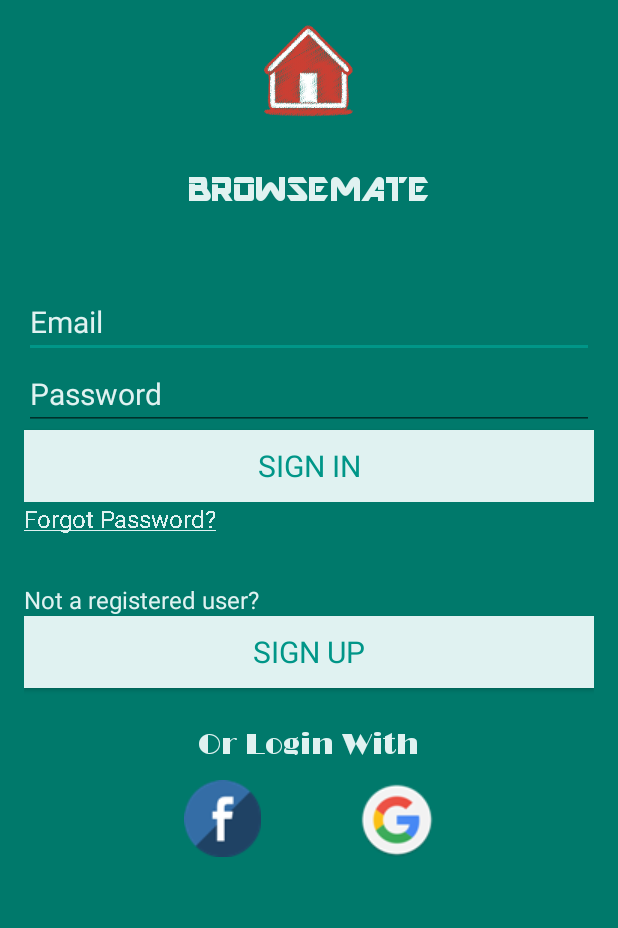
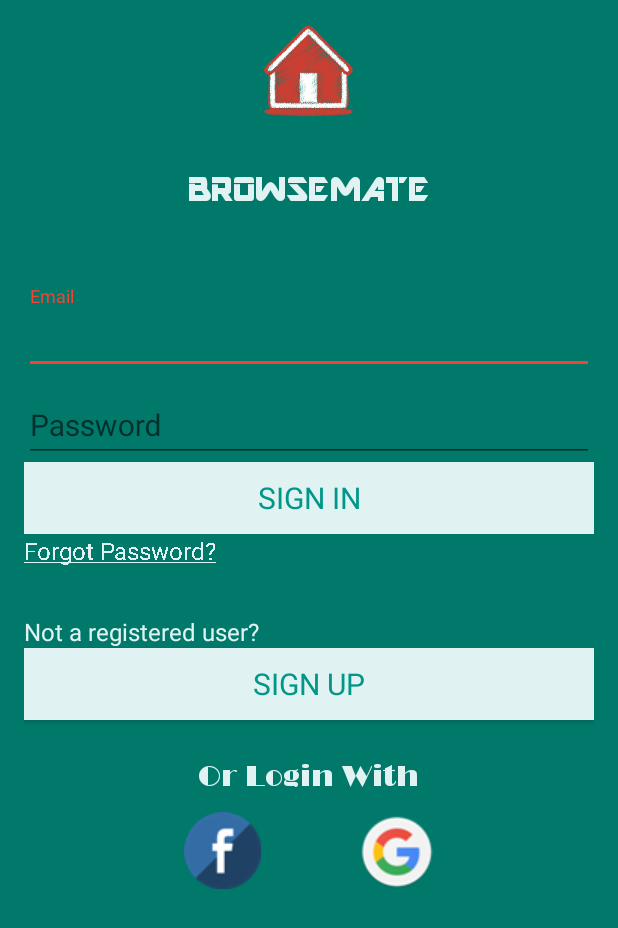
Before and after one commit to Anushi-Singh/BrowseMateApp, an Android app: the screen it shows after launch (SignInActivity), on a phone screen of 412 x 824 dp. Shown: the top 928 px of the screen. Run offline under Robolectric (Android 15) with nearby library versions, the phone set to English and light mode, and no system bars; Roboto replaces fonts that are not available here; 3 statements that could not run were skipped.

Commit message:
Complete SignIn UI

```diff
--- a/app/src/main/res/layout/activity_sign_in.xml
+++ b/app/src/main/res/layout/activity_sign_in.xml
@@ -58,6 +58,10 @@
                 android:layout_alignParentStart="true"
                 android:layout_marginTop="50dp"
                 android:id="@+id/linearLayout">
+                <android.support.design.widget.TextInputLayout
+                    android:layout_width="match_parent"
+                    android:layout_height="wrap_content">
+
 
                 <EditText
                     android:layout_width="match_parent"
@@ -69,6 +73,12 @@
                     android:textColorHint="@color/brand_name"
                     android:textColor="@color/brand_name"
                     android:textSize="20dp"/>
+                </android.support.design.widget.TextInputLayout>
+
+                <android.support.design.widget.TextInputLayout
+                    android:layout_width="match_parent"
+                    android:layout_height="wrap_content">
+
 
                 <EditText
                     android:layout_width="match_parent"
@@ -80,13 +90,14 @@
                     android:textColorHint="@color/brand_name"
                     android:textColor="@color/brand_name"
                     android:textSize="20dp"/>
+                </android.support.design.widget.TextInputLayout>
 
                 <Button
                     android:layout_width="match_parent"
                     android:layout_height="wrap_content"
                     android:text="@string/sign_in"
                     android:id="@+id/login"
-                    android:textColor="@color/colorAccent"
+                    android:textColor="@color/colorAccent2"
                     android:background="@color/brand_name"
                     android:onClick="signIn"
                     android:textSize="20dp" />
@@ -121,7 +132,7 @@
                 android:layout_height="wrap_content"
                 android:text="@string/sign_up"
                 android:id="@+id/signup"
-                android:textColor="@color/colorAccent"
+                android:textColor="@color/colorAccent2"
                 android:background="@color/brand_name"
                 android:textSize="20dp"
                 android:onClick="signUp"
--- a/app/src/main/res/values/colors.xml
+++ b/app/src/main/res/values/colors.xml
@@ -2,10 +2,11 @@
 <resources>
     <color name="colorPrimary">#00695C</color>
     <color name="colorPrimaryDark">#004D40</color>
-    <color name="colorAccent">#009688</color>
+    <color name="colorAccent">#F44336</color>
     <!-- Color of Brand Name Diplayed on the Splash Screen
     as well as other Headers -->
     <color name="brand_name">#E0F2F1</color>
+    <color name="colorAccent2">#009688</color>
     <!-- End -->
     <!-- Background Color of the App's body -->
     <color name="splash_background">#00796B</color>
```
